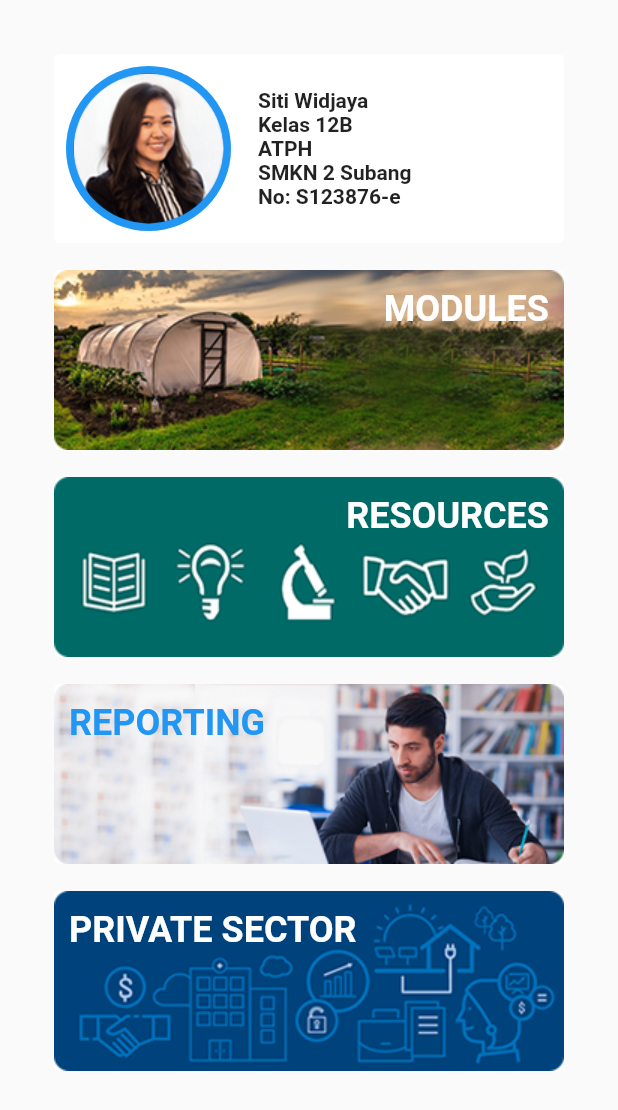
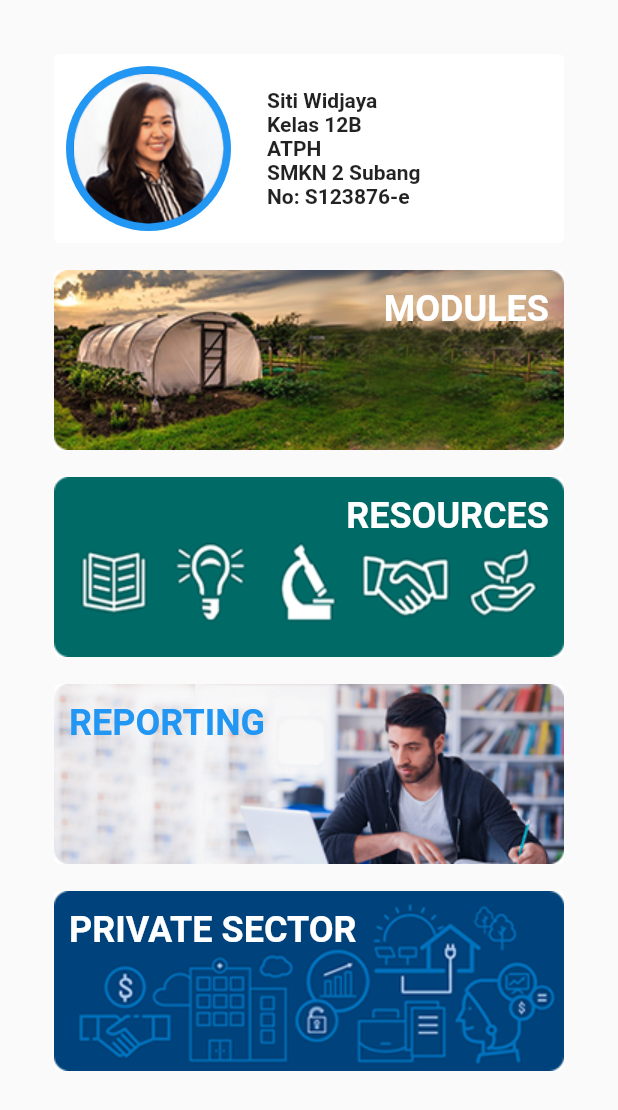
Before and after one commit to rafiandria23/agried-mobile, a Flutter app: the HomeScreen screen opened directly, on a phone screen of 412 x 824 dp. Shown: the top 1110 px of the screen. Run offline on Flutter 3.47's test engine with Material 2 defaults, Android fonts, the phone set to English and light mode, and no system bars.

Commit message:
Fixed HomeCard and StudentProfileCard.

```diff
--- a/lib/app.dart
+++ b/lib/app.dart
@@ -1,5 +1,4 @@
 import 'package:flutter/material.dart';
-import 'package:flutter/services.dart';
 import 'package:agried/screens.dart';
 
 class App extends StatefulWidget {
--- a/lib/components/home_components/home_card.dart
+++ b/lib/components/home_components/home_card.dart
@@ -14,13 +14,10 @@ class HomeCard extends StatelessWidget {
 
   @override
   Widget build(BuildContext context) {
-    return Center(
+    return GestureDetector(
+      onTap: onTap,
       child: Card(
         elevation: 0,
-        child: InkWell(
-          splashColor: Colors.blue.withAlpha(30),
-          onTap: onTap,
-          child: Center(
         child: Stack(
           children: <Widget>[
             Container(
@@ -38,8 +35,6 @@ class HomeCard extends StatelessWidget {
           ],
         ),
       ),
-        ),
-      ),
     );
   }
 }
--- a/lib/components/home_components/student_profile_card.dart
+++ b/lib/components/home_components/student_profile_card.dart
@@ -61,13 +61,9 @@ class StudentProfileCard extends StatelessWidget {
       ],
     );
 
-    return Center(
+    return GestureDetector(
       child: Card(
         elevation: 0,
-        child: InkWell(
-          splashColor: Colors.blue[100],
-          onTap: onTap,
-          child: Center(
         child: Stack(
           children: <Widget>[
             Container(
@@ -79,7 +75,7 @@ class StudentProfileCard extends StatelessWidget {
                 children: <Widget>[
                   studentAvatar,
                   SizedBox(
-                        width: 18.0,
+                    width: 24.0,
                   ),
                   studentDetails
                 ],
@@ -88,8 +84,7 @@ class StudentProfileCard extends StatelessWidget {
           ],
         ),
       ),
-        ),
-      ),
+      onTap: onTap,
     );
   }
 }
```
Lines whose indentation alone changed are shown as unchanged.
